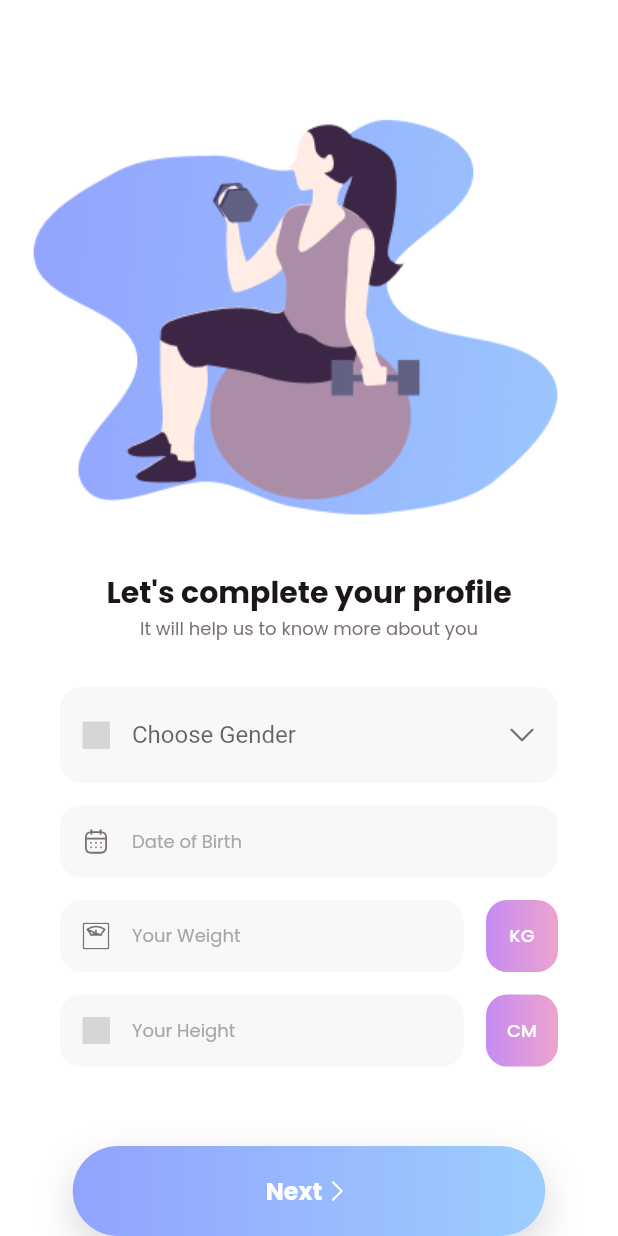
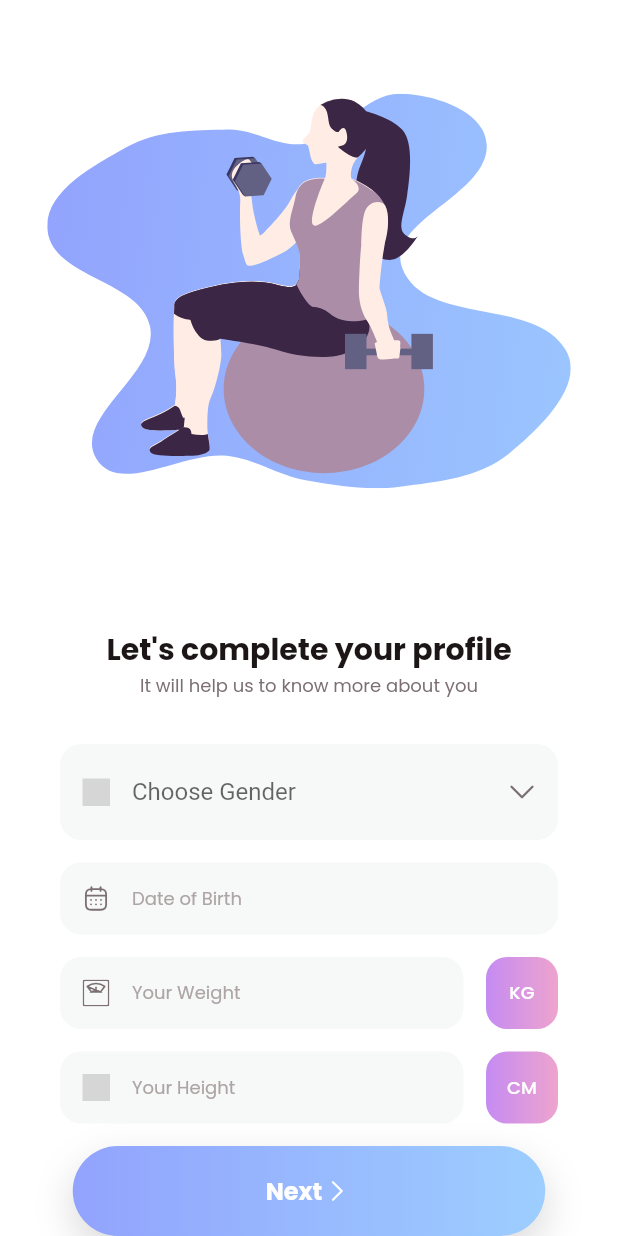
Before and after one commit to aderemi-alo/fitnest, a Flutter app: the CreateAccount screen opened directly, after a tap on "Register", on a phone screen of 412 x 824 dp. Run offline on Flutter 3.47's test engine with Material 2 defaults, Android fonts, the light colour scheme and no system bars; our stand-ins replace carousel_slider, flutter_svg, get, hexcolor, line_awesome_flutter, simple_circular_progress_bar; grey boxes are pictures that could not be loaded.

Commit message:
Edited height of pictures with respect tos creen size vs fixed width

```diff
--- a/lib/authentication/screens/choose_goal.dart
+++ b/lib/authentication/screens/choose_goal.dart
@@ -39,7 +39,7 @@ class _ChooseGoalState extends State<ChooseGoal> {
     return Scaffold(
       body: SafeArea(
         child: Padding(
-          padding: const EdgeInsets.symmetric(vertical: 40),
+          padding: const EdgeInsets.only(top: 40),
           child: Column(
             children: [
               Expanded(
--- a/lib/authentication/screens/complete_profile.dart
+++ b/lib/authentication/screens/complete_profile.dart
@@ -28,9 +28,9 @@ class _CompleteProfileState extends State<CompleteProfile> {
           Expanded(
             child: Column(
               children: [
-                Center(
-                  child: Image.asset("assets/images/complete-profile.png"),
-                ),
+                Expanded(
+                    child:
+                        SvgPicture.asset("assets/images/complete-profile.svg")),
                 SizedBox(height: 30),
                 Padding(
                   padding: const EdgeInsets.symmetric(horizontal: 40),
@@ -144,7 +144,7 @@ class _CompleteProfileState extends State<CompleteProfile> {
                         children: [
                           Flexible(
                             child: CustomTextField(
-                              controller: weight,
+                              controller: height,
                               iconLocation: "assets/icons/Swap.svg",
                               hintText: "Your Height",
                             ),
@@ -172,6 +172,7 @@ class _CompleteProfileState extends State<CompleteProfile> {
               ],
             ),
           ),
+          SizedBox(height: 15),
           CustomBlueButton(
               buttonText: Row(
                 mainAxisAlignment: MainAxisAlignment.center,
--- a/lib/authentication/screens/create_account.dart
+++ b/lib/authentication/screens/create_account.dart
@@ -139,7 +139,8 @@ class _CreateAccountState extends State<CreateAccount> {
                             ),
                           ),
                           SizedBox(width: 10),
-                          RichText(
+                          Expanded(
+                            child: RichText(
                               text: TextSpan(
                                 children: [
                                   TextSpan(
@@ -173,6 +174,7 @@ class _CreateAccountState extends State<CreateAccount> {
                                     ),
                                   ),
                                 ],
+                              ),
                             ),
                           ),
                         ],
--- a/lib/authentication/screens/login.dart
+++ b/lib/authentication/screens/login.dart
@@ -1,3 +1,4 @@
+import 'package:fitnest/authentication/screens/create_account.dart';
 import 'package:fitnest/dashboard/home.dart';
 import 'package:flutter/material.dart';
 import 'package:get/get.dart';
@@ -207,7 +208,7 @@ class _LoginState extends State<Login> {
                           )),
                       TextSpan(
                           recognizer: TapGestureRecognizer()
-                            ..onTap = () => Get.to(() => Login()),
+                            ..onTap = () => Get.to(() => CreateAccount()),
                           text: "Register",
                           style: mediumText.copyWith(
                               fontWeight: regular,
--- a/lib/authentication/screens/registration_success.dart
+++ b/lib/authentication/screens/registration_success.dart
@@ -47,7 +47,6 @@ class RegistrationSuccess extends StatelessWidget {
               ),
               function: () => Get.to(() => const Home()),
             ),
-            const SizedBox(height: 40)
           ],
         ),
       ),
--- a/lib/onboarding/screens/onboarding_page1.dart
+++ b/lib/onboarding/screens/onboarding_page1.dart
@@ -11,7 +11,7 @@ class OnboardingPage1 extends StatelessWidget {
       children: [
         SvgPicture.asset(
           "assets/images/onboarding1-character.svg",
-          width: 414,
+          width: MediaQuery.of(context).size.width,
         ),
         Padding(
           padding: const EdgeInsets.symmetric(horizontal: 30),
--- a/lib/onboarding/screens/onboarding_page2.dart
+++ b/lib/onboarding/screens/onboarding_page2.dart
@@ -11,7 +11,7 @@ class OnboardingPage2 extends StatelessWidget {
       children: [
         SvgPicture.asset(
           "assets/images/onboarding2-character.svg",
-          width: 414,
+          width: MediaQuery.of(context).size.width,
         ),
         Padding(
           padding: const EdgeInsets.symmetric(horizontal: 30),
--- a/lib/onboarding/screens/onboarding_page3.dart
+++ b/lib/onboarding/screens/onboarding_page3.dart
@@ -11,7 +11,7 @@ class OnboardingPage3 extends StatelessWidget {
       children: [
         SvgPicture.asset(
           "assets/images/onboarding3-character.svg",
-          width: 414,
+          width: MediaQuery.of(context).size.width,
         ),
         Padding(
           padding: const EdgeInsets.symmetric(horizontal: 30),
--- a/lib/onboarding/screens/onboarding_page4.dart
+++ b/lib/onboarding/screens/onboarding_page4.dart
@@ -1,4 +1,3 @@
-
 import 'package:flutter/material.dart';
 import 'package:fitnest/constants.dart';
 import 'package:flutter_svg/svg.dart';
@@ -12,7 +11,7 @@ class OnboardingPage4 extends StatelessWidget {
       children: [
         SvgPicture.asset(
           "assets/images/onboarding4-character.svg",
-          width: 414,
+          width: MediaQuery.of(context).size.width,
         ),
         Padding(
           padding: const EdgeInsets.symmetric(horizontal: 30),
```
Also changed, not shown: assets/images/complete-profile.svg. Lines whose indentation alone changed are shown as unchanged.
